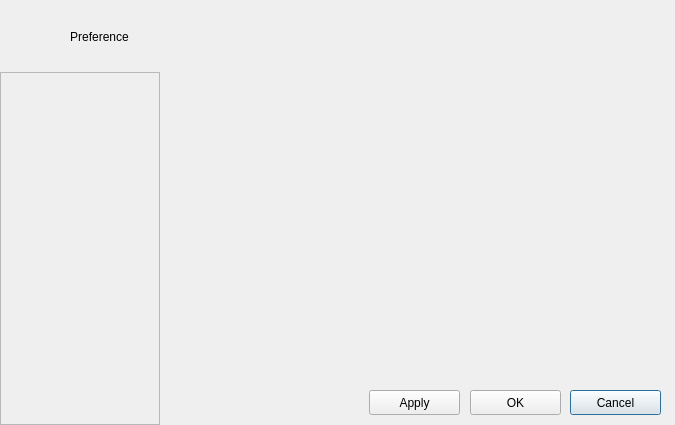
milislinux-topluluk/Milis-Video, file src/merge/preferencesdialog.ui: the form before one commit.
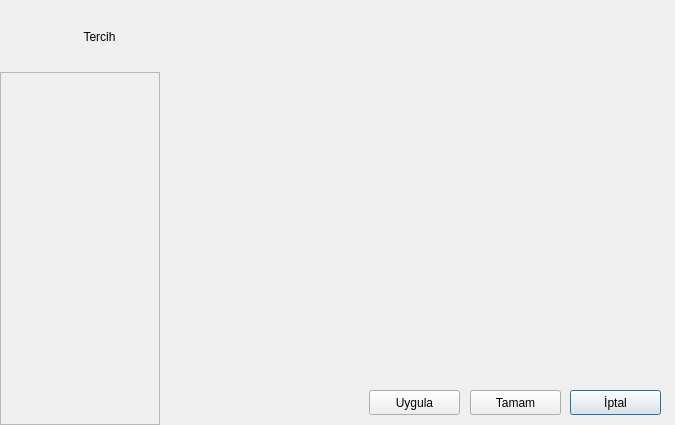
The form after the commit.

What changed in the file:
```diff
--- a/src/merge/preferencesdialog.ui
+++ b/src/merge/preferencesdialog.ui
@@ -32,7 +32,7 @@
      </rect>
     </property>
     <property name="text">
-     <string>Preference</string>
+     <string>Tercih</string>
     </property>
     <property name="alignment">
      <set>Qt::AlignCenter</set>
@@ -106,7 +106,7 @@
     </rect>
    </property>
    <property name="text">
-    <string>Cancel</string>
+    <string>İptal</string>
    </property>
   </widget>
   <widget class="QPushButton" name="applyButton">
@@ -119,7 +119,7 @@
     </rect>
    </property>
    <property name="text">
-    <string>Apply</string>
+    <string>Uygula</string>
    </property>
   </widget>
   <widget class="QPushButton" name="okButton">
@@ -132,7 +132,7 @@
     </rect>
    </property>
    <property name="text">
-    <string>OK</string>
+    <string>Tamam</string>
    </property>
   </widget>
  </widget>
```
Left out of the diff: 2 changed lines with no effect on the pictures.
